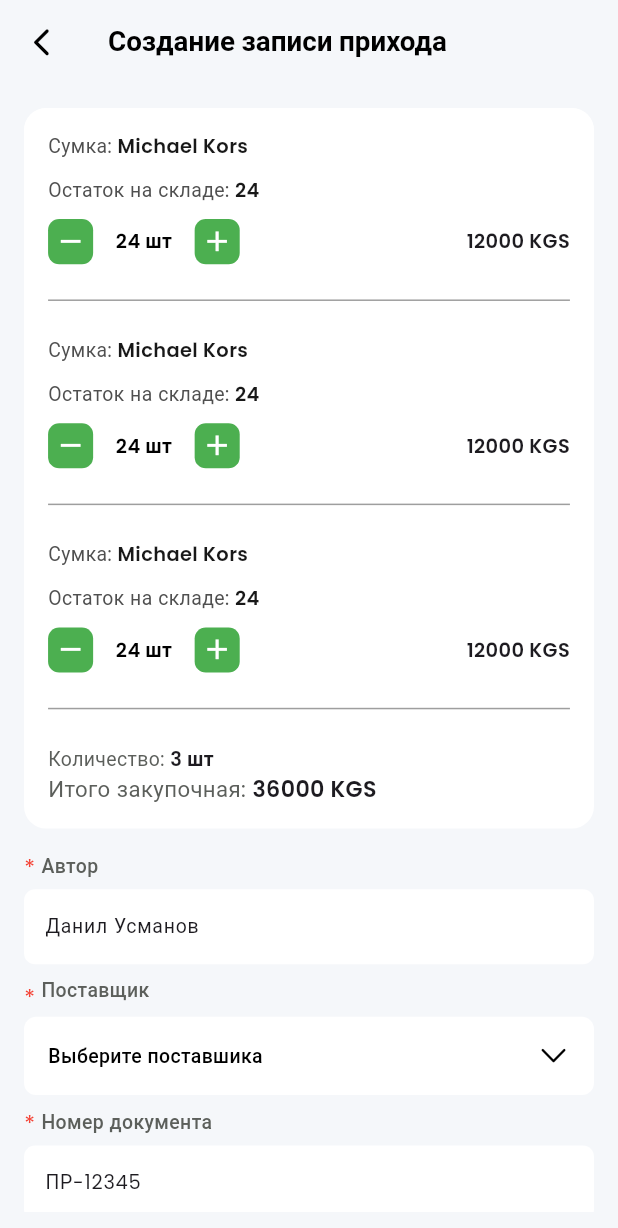
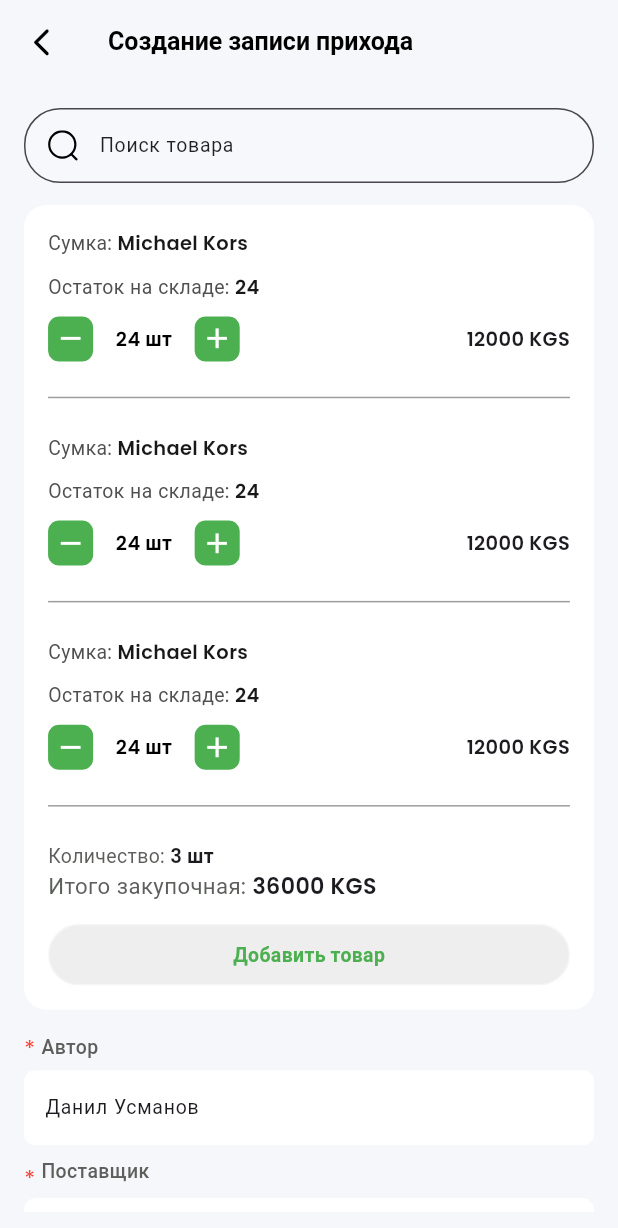
Before and after one commit to raatbek02/BSmart_first_app, a Flutter app: the CreateArrivalPage screen opened by its route, on a phone screen of 412 x 824 dp. Shown: the top 1228 px of the screen. Run offline on Flutter 3.47's test engine with Material 3 defaults, Android fonts, the phone set to English and light mode, and no system bars; drawn by our look-alikes of flutter_typeahead; our stand-ins replace dartz, dio, equatable, flutter_bloc, flutter_screenutil, flutter_spinkit and 7 more; missing offline and left inert: syncfusion_localizations; accounts and stored records are empty.

Commit message:
Added search widget v1, maket

```diff
--- a/lib/core/common/widgets/product_card_v1.dart
+++ b/lib/core/common/widgets/product_card_v1.dart
@@ -7,6 +7,7 @@
   final String productName;
   final int quantity;
   final int price;
+  final bool hasQuantity;
 
   const ProductCardV1({
     super.key,
@@ -14,6 +15,7 @@
     required this.productName,
     required this.quantity,
     required this.price,
+    this.hasQuantity = true,
   });
 
   @override
@@ -45,7 +47,7 @@
           children: [
             _buildInfoRow("${widget.productType}: ", widget.productName),
             _buildInfoRow('Остаток на складе: ', '${widget.quantity}'),
-            _buildQuantityAndPriceRow(),
+            if (widget.hasQuantity) _buildQuantityAndPriceRow(),
           ],
         ),
       ),
--- /dev/null
+++ b/lib/core/common/widgets/search_widget.dart
@@ -0,0 +1,95 @@
+import 'package:flutter/material.dart';
+import 'package:flutter_screenutil/flutter_screenutil.dart';
+import 'package:flutter_svg/svg.dart';
+import 'package:flutter_typeahead/flutter_typeahead.dart';
+
+import 'package:flutter_svg/flutter_svg.dart';
+
+class SearchWidget extends StatelessWidget {
+  SearchWidget({super.key});
+
+  final List<String> mockProducts = [
+    'Smartphone',
+    'Apple',
+    'Наушники',
+    'Планшет',
+    'Умные часы',
+    'Фотоаппарат',
+    'Телевизор',
+    'Игровая консоль',
+    'Принтер',
+    'Монитор'
+  ];
+
+  @override
+  Widget build(BuildContext context) {
+    return TypeAheadField<String>(
+      builder: (context, controller, focusNode) {
+        return TextField(
+          controller: controller,
+          focusNode: focusNode,
+          decoration: InputDecoration(
+            hintText: 'Поиск товара',
+            hintStyle: const TextStyle(color: Colors.black87),
+            prefixIconConstraints: BoxConstraints(
+              minWidth: 22.sp,
+              minHeight: 22.sp,
+            ),
+            contentPadding: EdgeInsets.symmetric(
+              horizontal: 16.w,
+              vertical: 15.w,
+            ),
+            prefixIcon: Padding(
+              padding: EdgeInsets.only(
+                  left: 16.w, right: 10.w), // Добавляем отступ слева
+              child: SvgPicture.asset(
+                'assets/svg/search.svg',
+                width: 22.sp,
+                colorFilter: const ColorFilter.mode(
+                  Colors.black,
+                  BlendMode.srcIn,
+                ),
+              ),
+            ),
+            border: OutlineInputBorder(
+              borderRadius: BorderRadius.circular(24),
+              borderSide: const BorderSide(width: 1, color: Colors.grey),
+            ),
+            filled: true,
+            fillColor: Colors.white.withOpacity(0.1),
+          ),
+          style: const TextStyle(color: Colors.black),
+        );
+      },
+      decorationBuilder: (context, child) {
+        return Material(
+          color: Colors.grey.shade100,
+          child: child,
+        );
+      },
+      suggestionsCallback: (pattern) async {
+        return mockProducts
+            .where((product) =>
+                product.toLowerCase().contains(pattern.toLowerCase()))
+            .toList();
+      },
+      itemBuilder: (context, suggestion) {
+        return ListTile(
+          title: Text(suggestion),
+        );
+      },
+      onSelected: (suggestion) {
+        print('Выбран товар: $suggestion'); // Заменено logger.i на print
+      },
+      emptyBuilder: (context) => const ListTile(
+        title: Text('Товары не найдены'),
+      ),
+      loadingBuilder: (context) => const ListTile(
+        title: Text('Поиск...'),
+      ),
+      errorBuilder: (context, error) => ListTile(
+        title: Text('Произошла ошибка: $error'),
+      ),
+    );
+  }
+}
--- a/lib/features/arrival/presentation/pages/arrival_filter_page.dart
+++ b/lib/features/arrival/presentation/pages/arrival_filter_page.dart
@@ -43,7 +43,7 @@
                 onTap: () {},
                 label: "Поставщик",
                 verticalPadding: 16,
-                nameColor: Color.fromARGB(255, 255, 249, 249),
+                nameColor: const Color.fromRGBO(153, 153, 153, 1),
                 iconColor: const Color.fromRGBO(153, 153, 153, 1),
               ),
             ],
--- a/lib/features/arrival/presentation/pages/create_arrival_page.dart
+++ b/lib/features/arrival/presentation/pages/create_arrival_page.dart
@@ -1,5 +1,5 @@
 import 'package:bsmart_first_app/core/common/widgets/custom_button.dart';
-import 'package:bsmart_first_app/core/common/widgets/product_card_v1.dart';
+import 'package:bsmart_first_app/core/common/widgets/search_widget.dart';
 import 'package:bsmart_first_app/core/helpers/my_logger.dart';
 import 'package:bsmart_first_app/features/arrival/presentation/widgets/create_arrival_widgets/create_arrival_bottom_section.dart';
 import 'package:bsmart_first_app/features/arrival/presentation/widgets/create_arrival_widgets/create_arrival_top_section.dart';
@@ -14,27 +14,6 @@
 }
 
 class _CreateArrivalPageState extends State<CreateArrivalPage> {
-  final List<Map<String, dynamic>> productsList = [
-    {
-      'productType': 'Сумка',
-      'productName': 'Michael Kors',
-      'quantity': 24,
-      'price': 12000,
-    },
-    {
-      'productType': 'Сумка',
-      'productName': 'Michael Kors',
-      'quantity': 24,
-      'price': 12000,
-    },
-    {
-      'productType': 'Сумка',
-      'productName': 'Michael Kors',
-      'quantity': 24,
-      'price': 12000,
-    },
-  ];
-
   @override
   Widget build(BuildContext context) {
     return Scaffold(
@@ -45,16 +24,40 @@
             Navigator.of(context).pop();
           },
         ),
-        title: const Text('Создание записи прихода'),
+        title: Text(
+          'Создание записи прихода',
+          style: TextStyle(fontSize: 18.sp),
+        ),
       ),
       body: SafeArea(
         child: Container(
           padding: EdgeInsets.all(16.w),
           child: ListView(
             children: [
+              SearchWidget(),
+              SizedBox(height: 16.h),
               CreateArrivalTopSection(),
               SizedBox(height: 16.h),
               const CreateArrivalBottomSection(),
+              SizedBox(height: 20.h),
+              CustomButton(
+                text: "Оприходовать",
+                padding: 14,
+                onPressed: () {
+                  logger.i("Оприходовать");
+                },
+              ),
+              SizedBox(height: 10.h),
+              CustomButton(
+                text: "Сохранить как черновик",
+                textColor: Colors.green,
+                backgroundColor: Colors.transparent,
+                borderColor: Colors.grey,
+                padding: 12,
+                onPressed: () {
+                  logger.i("Сохранить как черновик");
+                },
+              ),
             ],
           ),
         ),
--- a/lib/features/arrival/presentation/widgets/create_arrival_widgets/create_arrival_top_section.dart
+++ b/lib/features/arrival/presentation/widgets/create_arrival_widgets/create_arrival_top_section.dart
@@ -1,3 +1,4 @@
+import 'package:bsmart_first_app/core/common/widgets/custom_button.dart';
 import 'package:bsmart_first_app/core/common/widgets/product_card_v1.dart';
 import 'package:flutter/material.dart';
 import 'package:flutter_screenutil/flutter_screenutil.dart';
@@ -92,6 +93,16 @@
                     ),
                   ],
                 ),
+                SizedBox(height: 16.h),
+                CustomButton(
+                  text: "Добавить товар",
+                  backgroundColor: Colors.grey.shade200,
+                  textColor: Colors.green,
+                  fontSize: 14,
+                  padding: 10,
+                  borderRadius: 50,
+                  onPressed: () {},
+                )
               ],
             ),
           ),
--- a/pubspec.yaml
+++ b/pubspec.yaml
@@ -38,6 +38,7 @@
   awesome_dialog: ^3.2.0
   flutter_svg: ^2.0.10+1
   convex_bottom_bar: ^3.2.0
+  flutter_typeahead: ^5.2.0
   # Architecture
   flutter_bloc: ^8.1.4
   get_it: ^7.2.0
```
Also changed, not shown: assets/svg/search.svg (added), pubspec.lock.
